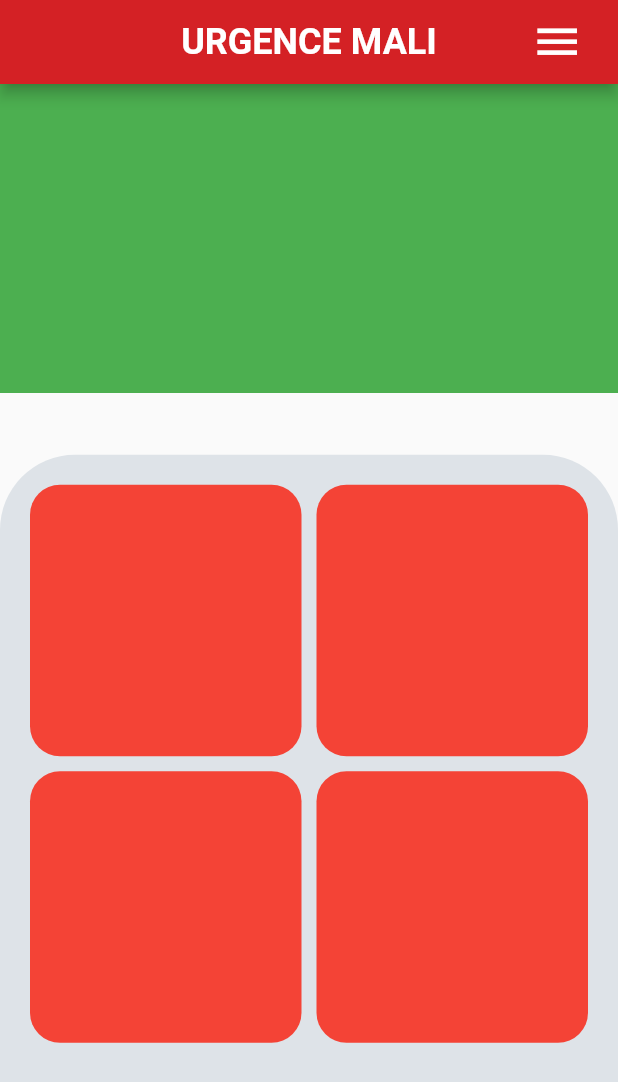
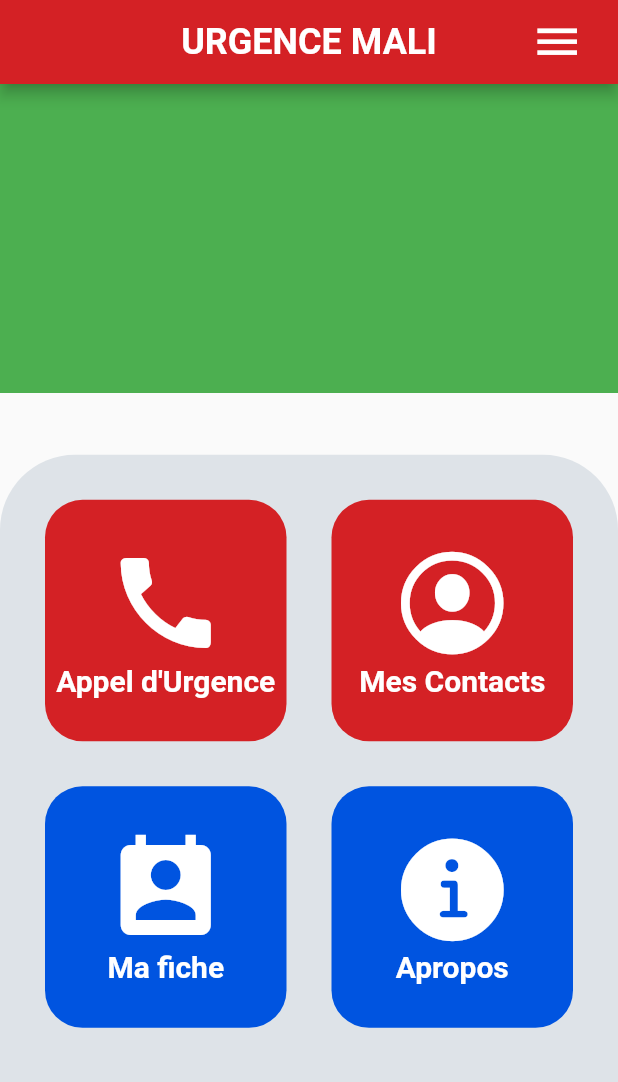
Before and after one commit to devBakary/Urgence-Frontend, a Flutter app: the screen it shows after launch, on a phone screen of 412 x 824 dp. Shown: the top 1082 px of the screen. Run offline on Flutter 3.47's test engine with Material 2 defaults, Android fonts, the phone set to English and light mode, and no system bars.

Commit message:
une premiere partie de la page d'accueil

```diff
--- a/lib/Screen/Accueil.dart
+++ b/lib/Screen/Accueil.dart
@@ -73,34 +73,110 @@ class Accueil extends StatelessWidget {
                             mainAxisSpacing: 10,
                             crossAxisSpacing: 10),
                         children: [
+                          //Appel d'urgence
                           Container(
-                            height: 200,
-                            width: 200,
-                            decoration: BoxDecoration(
-                              borderRadius: BorderRadius.circular(20),
-                              color: Colors.red
-                            ),
-                          ),
-                          Container(
-                            decoration: BoxDecoration(
-                                borderRadius: BorderRadius.circular(20),
-                                color: Colors.red
-                            ),
-                          ),
-                          Container(
-                            decoration: BoxDecoration(
-                                borderRadius: BorderRadius.circular(20),
-                                color: Colors.red
-                            ),
-                          ),
-                          Container(
-                            decoration: BoxDecoration(
-                                borderRadius: BorderRadius.circular(20),
-                                color: Colors.red
+                            padding: EdgeInsets.all(10),
+
+                            child: InkWell(
+                              onTap: (){
+                                print('taped');
+                              },
+                              child: Container(
+                                decoration: BoxDecoration(
+                                    color: Color(0xFFD42125),
+                                    borderRadius: BorderRadius.circular(25)
+                                ),
+
+                                child: Column(
+                                  mainAxisAlignment: MainAxisAlignment.center,
+                                  children: const [
+                                    Icon(Icons.call, size: 80, color: Colors.white,),
+                                    Text("Appel d'Urgence", style: TextStyle(color: Colors.white, fontSize: 20, fontWeight: FontWeight.bold),)
+                                  ],
+                                ),
+                              ),
                             ),
                           ),
 
-                        ]
+
+                          //mes contacts
+                          Container(
+                            padding: EdgeInsets.all(10),
+
+                            child: InkWell(
+                              onTap: (){
+                                print('taped');
+                              },
+                              child: Container(
+                                decoration: BoxDecoration(
+                                    color: Color(0xFFD42125),
+                                    borderRadius: BorderRadius.circular(25)
+                                ),
+
+                                child: Column(
+                                  mainAxisAlignment: MainAxisAlignment.center,
+                                  children: const [
+                                    Icon(CupertinoIcons.person_crop_circle, size: 80, color: Colors.white,),
+                                    Text("Mes Contacts", style: TextStyle(color: Colors.white, fontSize: 20, fontWeight: FontWeight.bold),)
+                                  ],
+                                ),
+                              ),
+                            ),
+                          ),
+
+
+                          //ma fiche
+                          Container(
+                            padding: EdgeInsets.all(10),
+
+                            child: InkWell(
+                              onTap: (){
+                                print('taped');
+                              },
+                              child: Container(
+                                decoration: BoxDecoration(
+                                    color: Color(0xFF0054E0),
+                                    borderRadius: BorderRadius.circular(25)
+                                ),
+
+                                child: Column(
+                                  mainAxisAlignment: MainAxisAlignment.center,
+                                  children: const [
+                                    Icon(Icons.perm_contact_cal, size: 80, color: Colors.white,),
+                                    Text("Ma fiche", style: TextStyle(color: Colors.white, fontSize: 20, fontWeight: FontWeight.bold),)
+                                  ],
+                                ),
+                              ),
+                            ),
+                          ),
+
+
+                          //apropos
+                          Container(
+                            padding: EdgeInsets.all(10),
+
+                            child: InkWell(
+                              onTap: (){
+                                print('taped');
+                              },
+                              child: Container(
+                                decoration: BoxDecoration(
+                                    color: Color(0xFF0054E0),
+                                    borderRadius: BorderRadius.circular(25)
+                                ),
+
+                                child: Column(
+                                  mainAxisAlignment: MainAxisAlignment.center,
+                                  children: const [
+                                    Icon(CupertinoIcons.info_circle_fill, size: 80, color: Colors.white,),
+                                    Text("Apropos", style: TextStyle(color: Colors.white, fontSize: 20, fontWeight: FontWeight.bold),)
+                                  ],
+                                ),
+                              ),
+                            ),
+                          ),
+                        ],
+
                       ),
                   ),
                 ),
```
